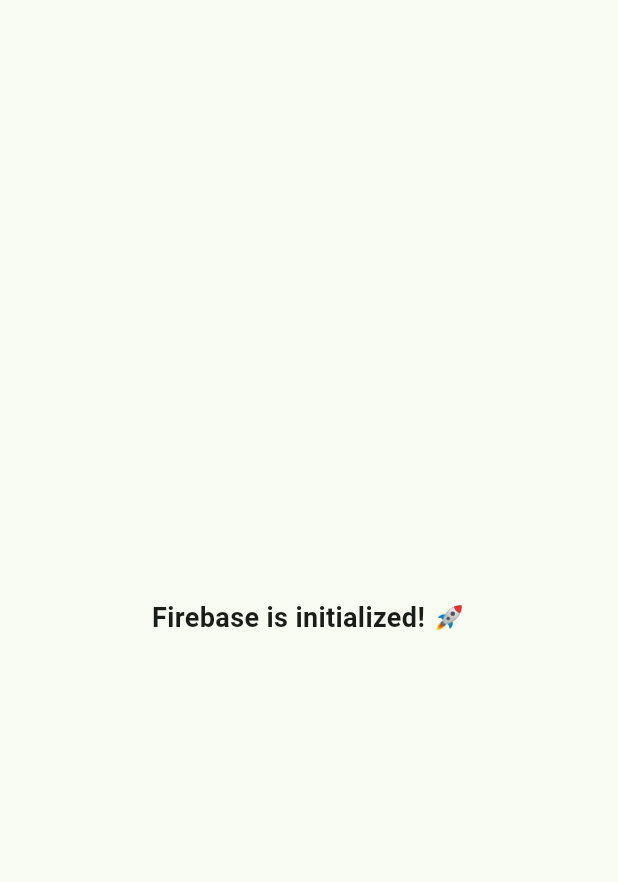
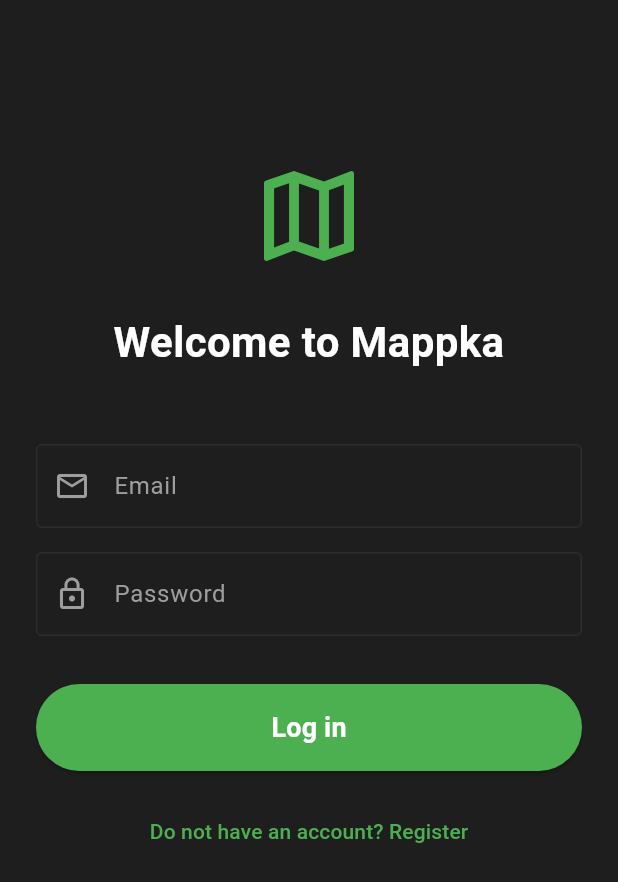
Before and after one commit to karl33tooss/mappka, a Flutter app: the screen it shows after launch, on a phone screen of 412 x 824 dp. Shown: the top 882 px of the screen. Run offline on Flutter 3.47's test engine with Material 3 defaults, Android fonts, the phone set to English and light mode, and no system bars; our stand-ins replace firebase_auth, firebase_core, flutter_bloc, go_router; accounts and stored records are empty.

Commit message:
feat: added auth logic
Basic functionality for user registration and authorization has been created. A simple login and registration page has been implemented

```diff
--- /dev/null
+++ b/lib/core/router/app_router.dart
@@ -0,0 +1,45 @@
+import 'package:go_router/go_router.dart';
+import '../../features/auth/presentation/cubit/auth_cubit.dart';
+import '../../features/auth/presentation/login_screen.dart';
+import '../../features/auth/presentation/register_screen.dart';
+import '../../features/map/presentation/map_screen.dart';
+import 'go_router_refresh_stream.dart';
+
+class AppRouter {
+  final AuthCubit authCubit;
+  AppRouter(this.authCubit);
+
+  late final GoRouter router = GoRouter(
+    refreshListenable: GoRouterRefreshStream(authCubit.stream),
+
+    initialLocation: '/login',
+    redirect: (context, state) {
+      final authState = authCubit.state;
+      final isGoingToLogin = state.matchedLocation == '/login';
+      final isGoingToRegister = state.matchedLocation == '/register';
+      if (authState is AuthUnauthenticated || authState is AuthInitial) {
+        if (isGoingToLogin || isGoingToRegister) return null;
+        return '/login';
+      }
+      if (authState is AuthAuthenticated) {
+        if (isGoingToLogin || isGoingToRegister) return '/map';
+      }
+      return null;
+    },
+
+    routes: [
+      GoRoute(
+        path: '/login',
+        builder: (context, state) => const LoginScreen(),
+      ),
+      GoRoute(
+        path: '/register',
+        builder: (context, state) => const RegisterScreen(),
+      ),
+      GoRoute(
+        path: '/map',
+        builder: (context, state) => const MapScreen(),
+      ),
+    ],
+  );
+}
--- /dev/null
+++ b/lib/core/router/go_router_refresh_stream.dart
@@ -0,0 +1,19 @@
+import 'dart:async';
+import 'package:flutter/foundation.dart';
+
+class GoRouterRefreshStream extends ChangeNotifier {
+  GoRouterRefreshStream(Stream<dynamic> stream) {
+    notifyListeners();
+    _subscription = stream.asBroadcastStream().listen(
+      (dynamic _) => notifyListeners(),
+    );
+  }
+
+  late final StreamSubscription<dynamic> _subscription;
+
+  @override
+  void dispose() {
+    _subscription.cancel();
+    super.dispose();
+  }
+}
--- /dev/null
+++ b/lib/core/theme/app_colors.dart
@@ -0,0 +1,15 @@
+import 'package:flutter/material.dart';
+
+class AppColors {
+
+  static const Color primary = Color(0xFF4CAF50);
+  static const Color primaryDark = Color(0xFF388E3C);
+
+  static const Color background = Color(0xFF1E1E1E);
+  static const Color surface = Color(0xFF2C2C2C);
+
+  static const Color textMain = Colors.white;
+  static const Color textSecondary = Colors.grey;
+
+  static const Color error = Color(0xFFCF6679);
+}
--- /dev/null
+++ b/lib/core/theme/app_text_styles.dart
@@ -0,0 +1,37 @@
+import 'package:flutter/material.dart';
+import 'app_colors.dart';
+
+class AppTextStyles {
+  // Main headers
+  static const TextStyle heading1 = TextStyle(
+    fontSize: 28,
+    fontWeight: FontWeight.bold,
+    color: AppColors.textMain,
+  );
+
+  // Simple input text
+  static const TextStyle bodyInput = TextStyle(
+    fontSize: 16,
+    color: AppColors.textMain,
+  );
+
+  // Hint and Labels text
+  static const TextStyle label = TextStyle(
+    fontSize: 16,
+    color: AppColors.textSecondary,
+  );
+
+  // Main buttons (ElevatedButton)
+  static const TextStyle primaryButton = TextStyle(
+    fontSize: 18,
+    fontWeight: FontWeight.w600,
+    color: Colors.white,
+  );
+
+  // Text buttons (TextButton)
+  static const TextStyle textButton = TextStyle(
+    fontSize: 14,
+    color: AppColors.primary,
+    fontWeight: FontWeight.w500,
+  );
+}
--- /dev/null
+++ b/lib/features/auth/data/auth_service.dart
@@ -0,0 +1,41 @@
+import 'package:firebase_auth/firebase_auth.dart';
+
+class AuthService {
+  final FirebaseAuth _auth = FirebaseAuth.instance;
+  // Sign Up method
+  Future<UserCredential?> signUpWithEmail(String email, String password) async {
+    try {
+      final credential = await _auth.createUserWithEmailAndPassword(
+        email: email,
+        password: password,
+      );
+      return credential;
+    } on FirebaseAuthException catch (e) {
+      print('Sign Up error Firebase: ${e.message}');
+      return null;
+    } catch (e) {
+      print('Unknown error: $e');
+      return null;
+    }
+  }
+  // Sign In method
+  Future<UserCredential?> signInWithEmail(String email, String password) async {
+    try {
+      final credential = await _auth.signInWithEmailAndPassword(
+        email: email,
+        password: password,
+      );
+      return credential;
+    } on FirebaseAuthException catch (e) {
+      print('Sign in error Firebase: ${e.message}');
+      return null;
+    } catch (e) {
+      print('Unknown error: $e');
+      return null;
+    }
+  }
+  // Sign Out method
+  Future<void> signOut() async {
+    await _auth.signOut();
+  }
+}
--- /dev/null
+++ b/lib/features/auth/presentation/cubit/auth_cubit.dart
@@ -0,0 +1,67 @@
+import 'dart:async';
+import 'package:flutter_bloc/flutter_bloc.dart';
+import 'package:firebase_auth/firebase_auth.dart';
+import '../../data/auth_service.dart';
+
+abstract class AuthState {}
+
+class AuthInitial extends AuthState {}
+
+class AuthLoading extends AuthState {}
+
+class AuthAuthenticated extends AuthState {
+  final User user;
+  AuthAuthenticated(this.user);
+}
+
+class AuthUnauthenticated extends AuthState {}
+
+class AuthError extends AuthState {
+  final String message;
+  AuthError(this.message);
+}
+
+class AuthCubit extends Cubit<AuthState> {
+  final AuthService _authService;
+  late StreamSubscription<User?> _authSubscription;
+  AuthCubit(this._authService) : super(AuthInitial()) {
+    _authSubscription = FirebaseAuth.instance.authStateChanges().listen((user) {
+      if (user != null) {
+        emit(AuthAuthenticated(user));
+      } else {
+        emit(AuthUnauthenticated());
+      }
+    });
+  }
+
+  Future<void> signIn(String email, String password) async {
+    emit(AuthLoading());
+    final result = await _authService.signInWithEmail(email, password);
+
+    if (result == null) {
+      emit(AuthError('Wrong email or password'));
+      emit(AuthUnauthenticated());
+    }
+  }
+
+  Future<void> signUp(String email, String password) async {
+    emit(AuthLoading());
+    final result = await _authService.signUpWithEmail(email, password);
+
+    if (result == null) {
+      emit(AuthError('Registration error'));
+      emit(AuthUnauthenticated());
+    }
+  }
+
+  Future<void> signOut() async {
+    emit(AuthLoading());
+    await _authService.signOut();
+  }
+
+  @override
+  Future<void> close() {
+    _authSubscription.cancel();
+    return super.close();
+  }
+}
--- /dev/null
+++ b/lib/features/auth/presentation/login_screen.dart
@@ -0,0 +1,127 @@
+import 'package:flutter/material.dart';
+import 'package:flutter_bloc/flutter_bloc.dart';
+import 'package:go_router/go_router.dart';
+import '../../../core/theme/app_colors.dart';
+import 'cubit/auth_cubit.dart';
+import '../../../core/theme/app_text_styles.dart';
+
+class LoginScreen extends StatefulWidget {
+  const LoginScreen({super.key});
+
+  @override
+  State<LoginScreen> createState() => _LoginScreenState();
+}
+
+class _LoginScreenState extends State<LoginScreen> {
+  final _emailController = TextEditingController();
+  final _passwordController = TextEditingController();
+
+  @override
+  void dispose() {
+    _emailController.dispose();
+    _passwordController.dispose();
+    super.dispose();
+  }
+
+  void _login() {
+    final email = _emailController.text.trim();
+    final password = _passwordController.text.trim();
+
+    if (email.isEmpty || password.isEmpty) {
+      ScaffoldMessenger.of(context).showSnackBar(
+        const SnackBar(content: Text('Please fill in all field'), backgroundColor: AppColors.error),
+      );
+      return;
+    }
+
+    context.read<AuthCubit>().signIn(email, password);
+  }
+
+  @override
+  Widget build(BuildContext context) {
+    return BlocConsumer<AuthCubit, AuthState>(
+      listener: (context, state) {
+        if (state is AuthError) {
+          ScaffoldMessenger.of(context).showSnackBar(
+            SnackBar(content: Text(state.message), backgroundColor: AppColors.error),
+          );
+        }
+      },
+      builder: (context, state) {
+        final isLoading = state is AuthLoading;
+
+        return Scaffold(
+          backgroundColor: AppColors.background,
+          body: SafeArea(
+            child: SingleChildScrollView(
+              child: Padding(
+                padding: const EdgeInsets.all(24.0),
+                child: Column(
+                  crossAxisAlignment: CrossAxisAlignment.stretch,
+                  children: [
+                    const SizedBox(height: 80),
+                    const Icon(Icons.map_outlined, size: 80, color: AppColors.primary),
+                    const SizedBox(height: 24),
+                    const Text(
+                      'Welcome to Mappka',
+                      textAlign: TextAlign.center,
+                      style: AppTextStyles.heading1,
+                    ),
+                    const SizedBox(height: 48),
+
+                    TextField(
+                      controller: _emailController,
+                      style: AppTextStyles.bodyInput,
+                      decoration: const InputDecoration(
+                        labelText: 'Email',
+                        labelStyle: AppTextStyles.label,
+                        enabledBorder: OutlineInputBorder(borderSide: BorderSide(color: AppColors.surface)),
+                        focusedBorder: OutlineInputBorder(borderSide: BorderSide(color: AppColors.primary)),
+                        prefixIcon: Icon(Icons.email_outlined, color: AppColors.textSecondary),
+                      ),
+                    ),
+                    const SizedBox(height: 16),
+
+                    TextField(
+                      controller: _passwordController,
+                      obscureText: true,
+                      style: AppTextStyles.bodyInput,
+                      decoration: const InputDecoration(
+                        labelText: 'Password',
+                        labelStyle: AppTextStyles.label,
+                        enabledBorder: OutlineInputBorder(borderSide: BorderSide(color: AppColors.surface)),
+                        focusedBorder: OutlineInputBorder(borderSide: BorderSide(color: AppColors.primary)),
+                        prefixIcon: Icon(Icons.lock_outline, color: AppColors.textSecondary),
+                      ),
+                    ),
+                    const SizedBox(height: 32),
+
+                    ElevatedButton(
+                      onPressed: isLoading ? null : _login,
+                      style: ElevatedButton.styleFrom(
+                        padding: const EdgeInsets.symmetric(vertical: 16),
+                        backgroundColor: AppColors.primary,
+                        foregroundColor: Colors.white,
+                      ),
+                      child: isLoading
+                          ? const SizedBox(height: 20, width: 20, child: CircularProgressIndicator(color: Colors.white, strokeWidth: 2))
+                          : const Text('Log in', style: AppTextStyles.primaryButton),
+                    ),
+                    const SizedBox(height: 16),
+
+                    TextButton(
+                      onPressed: () {
+                        context.push('/register');
+                      },
+                      child: const Text('Do not have an account? Register', style: AppTextStyles.textButton),
+                    ),
+                  ],
+                ),
+              ),
+            ),
+          ),
+        );
+      },
+    );
+  }
+}
--- a/lib/main.dart
+++ b/lib/main.dart
@@ -1,37 +1,50 @@
 import 'package:flutter/material.dart';
 import 'package:firebase_core/firebase_core.dart';
+import 'package:flutter_bloc/flutter_bloc.dart';
 import 'firebase_options.dart';
+
+import 'core/theme/app_colors.dart';
+import 'core/router/app_router.dart';
+import 'features/auth/data/auth_service.dart';
+import 'features/auth/presentation/cubit/auth_cubit.dart';
 
 void main() async {
   WidgetsFlutterBinding.ensureInitialized();
 
-  // Init Firebase
   await Firebase.initializeApp(
     options: DefaultFirebaseOptions.currentPlatform,
   );
-  runApp(const MappkaApp());
+
+  final authService = AuthService();
+  final authCubit = AuthCubit(authService);
+
+  runApp(
+    MultiBlocProvider(
+      providers: [
+        BlocProvider.value(value: authCubit),
+      ],
+      child: MappkaApp(authCubit: authCubit),
+    ),
+  );
 }
 
 class MappkaApp extends StatelessWidget {
-  const MappkaApp({super.key});
+  final AuthCubit authCubit;
+
+  const MappkaApp({super.key, required this.authCubit});
 
   @override
   Widget build(BuildContext context) {
-    return MaterialApp(
+    final appRouter = AppRouter(authCubit).router;
+    return MaterialApp.router(
       title: 'Mappka',
       debugShowCheckedModeBanner: false,
       theme: ThemeData(
-        colorScheme: ColorScheme.fromSeed(seedColor: Colors.green),
+        colorScheme: ColorScheme.fromSeed(seedColor: AppColors.primary),
+        scaffoldBackgroundColor: AppColors.background,
         useMaterial3: true,
       ),
-      home: const Scaffold(
-        body: Center(
-          child: Text(
-            'Firebase is initialized! 🚀',
-            style: TextStyle(fontSize: 18, fontWeight: FontWeight.bold),
-          ),
-        ),
-      ),
+      routerConfig: appRouter,
     );
   }
 }
--- a/pubspec.yaml
+++ b/pubspec.yaml
@@ -33,6 +33,7 @@
   # 5. Architecture
   flutter_bloc: ^8.1.6
   equatable: ^2.0.5
+  go_router: ^17.2.3
 
 dev_dependencies:
   flutter_test:
```
Also changed, not shown: lib/features/auth/presentation/register_screen.dart (added, +151 -0 lines), lib/features/map/presentation/map_screen.dart (added, +33 -0 lines), pubspec.lock.
